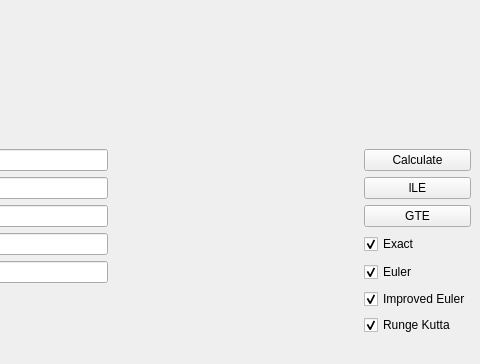
Above: mainwindow.ui from naryst/de-assigment before the change; both pictures show x 187 to 667 and y 210 to 574 of the 667 by 574 pixel window. Below: the same form after it.
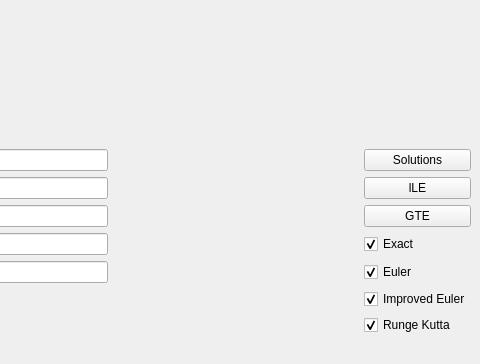
That is the form after the change.

```diff
--- a/mainwindow.ui
+++ b/mainwindow.ui
@@ -174,7 +174,7 @@
       <item row="0" column="4">
        <widget class="QPushButton" name="Solution_creator">
         <property name="text">
-         <string>Calculate</string>
+         <string>Solutions</string>
         </property>
        </widget>
       </item>
```
